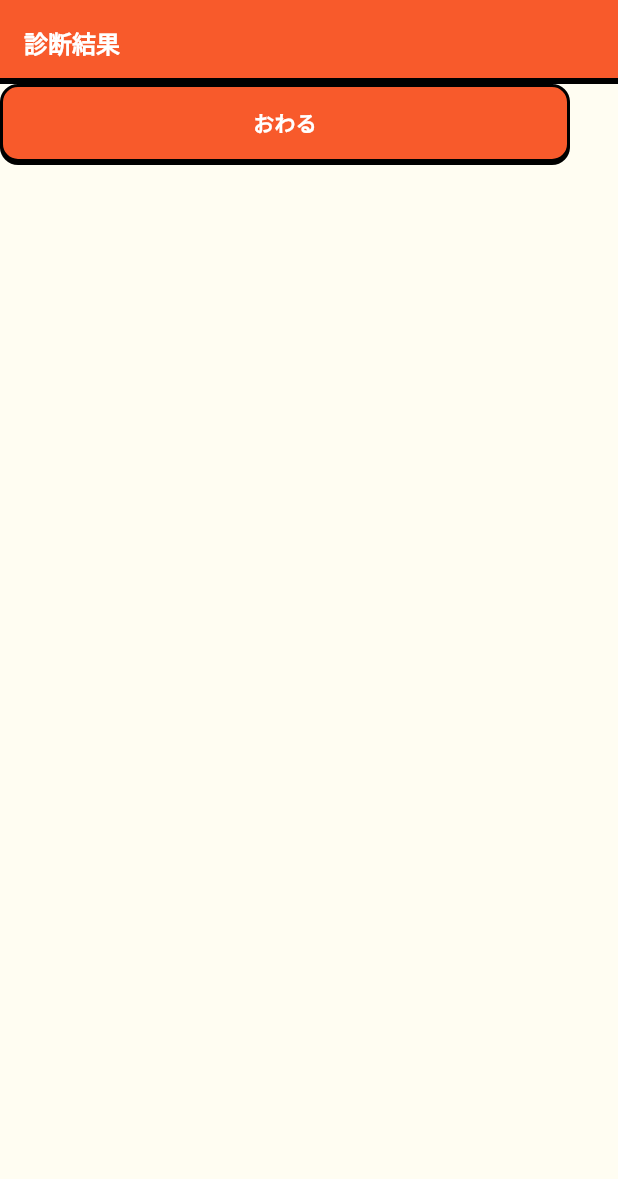
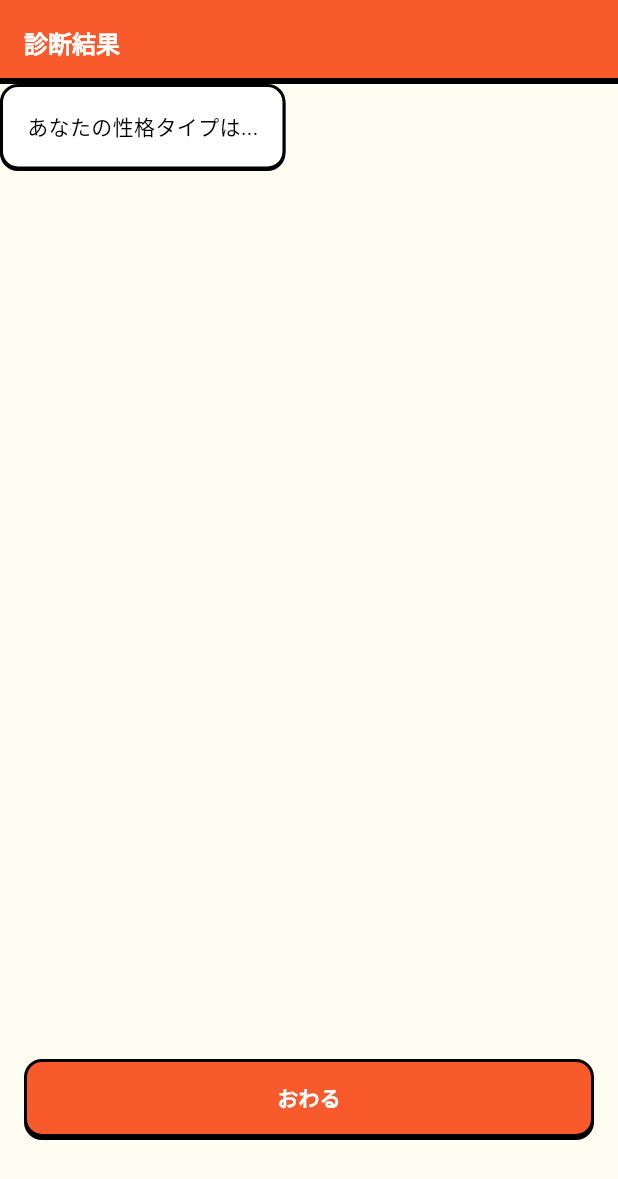
Before and after one commit to OriginMaster2024/origin_master_2024_flutter, a Flutter app: the ResultPage screen opened directly, on a phone screen of 412 x 824 dp. Shown: the top 1179 px of the screen. Run offline on Flutter 3.47's test engine with Material 3 defaults, Android fonts, the phone set to English and light mode, and no system bars; our stand-ins replace audioplayers, flutter_hooks, flutter_svg, gap, google_fonts, hooks_riverpod and 2 more.

Commit message:
Add SingleChildScrollView

```diff
--- a/lib/page/result_page.dart
+++ b/lib/page/result_page.dart
@@ -1,6 +1,7 @@
 import 'package:flutter/material.dart';
 import 'package:origin_master_2024_flutter/constants/device_size.dart';
 import 'package:origin_master_2024_flutter/widgets/action_button.dart';
+import 'package:origin_master_2024_flutter/widgets/three_dimensional_container.dart';
 
 class ResultPage extends StatelessWidget {
   const ResultPage({super.key});
@@ -17,13 +18,32 @@ class ResultPage extends StatelessWidget {
         ),
         body: Stack(
           children: [
-            SizedBox(
-              width: DeviceSize.width - 32,
-              child: ActionButton(
-                onPressed: () {
-                  Navigator.popUntil(context, (route) => route.isFirst);
-                },
-                title: "おわる",
+            SingleChildScrollView(
+              child: Column(
+                children: [
+                  ThreeDimensionalContainer(
+                    child: Padding(
+                      padding: EdgeInsets.all(16),
+                      child: Column(
+                        children: [
+                          Text("あなたの性格タイプは...")
+                        ],
+                      ),
+                    )
+                  )
+                ],
+              ),
+            ),
+            Align(
+              alignment: Alignment.bottomCenter,
+              child: Padding(
+                padding: const EdgeInsets.fromLTRB(16, 0, 16, 64),
+                child: ActionButton(
+                  onPressed: () {
+                    Navigator.popUntil(context, (route) => route.isFirst);
+                  },
+                  title: "おわる",
+                ),
               ),
             )
           ],
```
